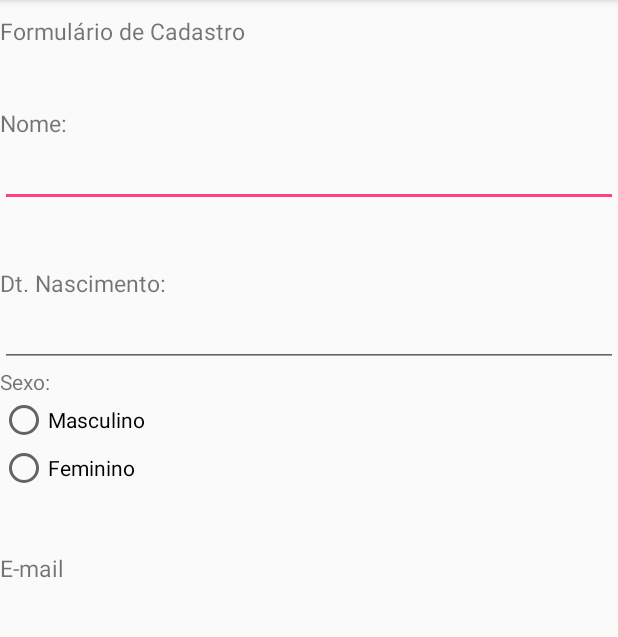
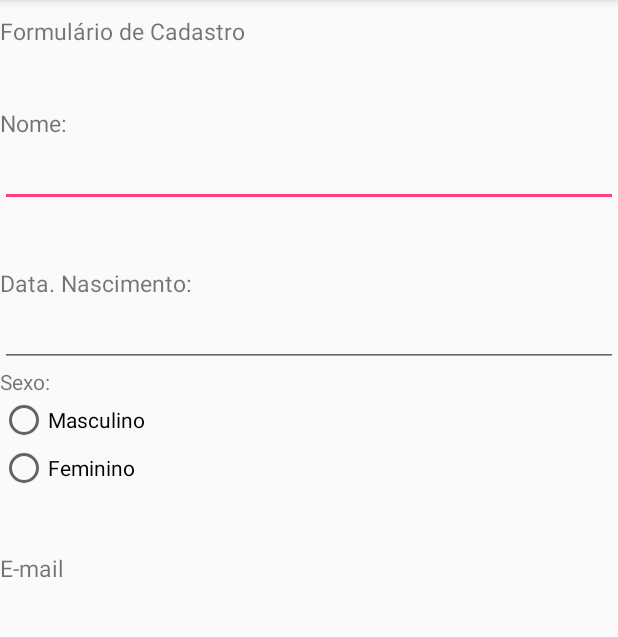
Before and after one commit to danieleEd/MyNewApp, an Android app: the DisplayMessageActivity screen opened directly, with no data from a screen before it, on a phone screen of 412 x 824 dp, the part 84-721 px from its top. Run offline under Robolectric (Android 15) with nearby library versions, the phone set to English and light mode, and no system bars.

```diff
--- a/app/src/main/res/layout/formcadastropessoa.xml
+++ b/app/src/main/res/layout/formcadastropessoa.xml
@@ -34,7 +34,7 @@
         android:layout_height="wrap_content"
         android:layout_marginTop="40dp"
         android:textSize="15sp"
-        android:text="Dt. Nascimento:"/>
+        android:text="Data. Nascimento:"/>
 
     <EditText
         android:id="@+id/txtBirth"
```
